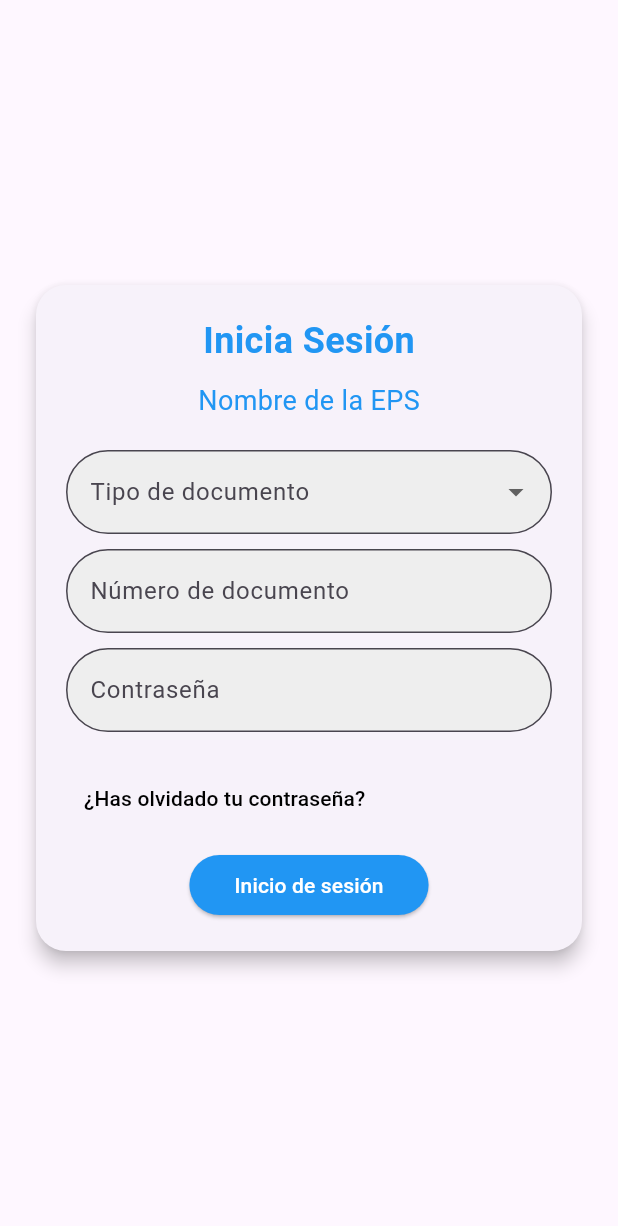
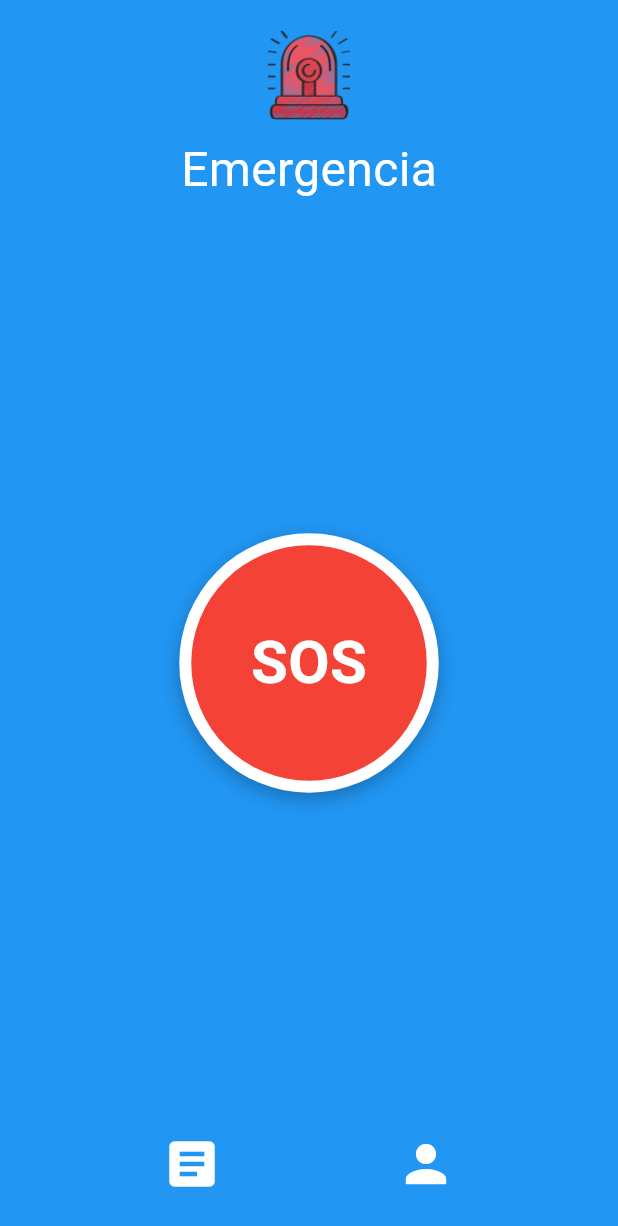
Before and after one commit to emily-machuca-pink/app-mobile-project-grade, a Flutter app: the LoginCard widget shown alone on an empty page, opened directly, after a tap on "Inicio de sesión", on a phone screen of 412 x 824 dp. Shown: the top 1226 px of the screen. Run offline on Flutter 3.47's test engine with Material 3 defaults, Android fonts, the phone set to English and light mode, and no system bars; our stand-ins replace google_fonts; Roboto replaces fonts that are missing (Pattaya).

Commit message:
feat/emergency-button: Add the emergency button

```diff
--- /dev/null
+++ b/mobile_dev/lib/src/components/emergency_button/emergency_button.dart
@@ -0,0 +1,97 @@
+import 'package:flutter/material.dart';
+import 'package:google_fonts/google_fonts.dart';
+
+class EmergencyButton extends StatelessWidget {
+  const EmergencyButton({super.key});
+
+  @override
+  Widget build(BuildContext context) {
+    return Scaffold(
+      backgroundColor: Colors.blue,
+      body: SafeArea(
+        child: Column(
+          mainAxisAlignment: MainAxisAlignment.spaceBetween,
+          children: [
+            Column(
+              children: [
+                const SizedBox(height: 20),
+                Image.asset(
+                  'assets/sirena.png',
+                  width: 60,
+                  height: 60,
+                ),
+                const SizedBox(height: 10),
+                Text(
+                  'Emergencia',
+                  style: GoogleFonts.pattaya(
+                    fontSize: 32,
+                    fontWeight: FontWeight.normal,
+                    color: Colors.white,
+                  ),
+                ),
+              ],
+            ),
+            Center(
+              child: Container(
+                decoration: const BoxDecoration(
+                  shape: BoxShape.circle,
+                  color: Colors.white,
+                  boxShadow: [
+                    BoxShadow(
+                      color: Colors.black26,
+                      blurRadius: 10,
+                      offset: Offset(0, 4),
+                    ),
+                  ],
+                ),
+                padding: const EdgeInsets.all(8),
+                child: GestureDetector(
+                  onTap: () {
+                    print('Botón de emergencia presionado');
+                  },
+                  child: Container(
+                    decoration: const BoxDecoration(
+                      shape: BoxShape.circle,
+                      color: Colors.red,
+                    ),
+                    padding: const EdgeInsets.all(50),
+                    child: const Center(
+                      child: Text(
+                        'SOS',
+                        style: TextStyle(
+                          color: Colors.white,
+                          fontSize: 40,
+                          fontWeight: FontWeight.bold,
+                        ),
+                      ),
+                    ),
+                  ),
+                ),
+              ),
+            ),
+            Padding(
+              padding: const EdgeInsets.only(bottom: 20.0),
+              child: Row(
+                mainAxisAlignment: MainAxisAlignment.spaceEvenly,
+                children: [
+                  IconButton(
+                    icon: const Icon(Icons.article),
+                    color: Colors.white,
+                    iconSize: 40,
+                    onPressed: () {},
+                  ),
+                  IconButton(
+                    icon: const Icon(Icons.person),
+                    color: Colors.white,
+                    iconSize: 40,
+                    onPressed: () {},
+                  ),
+                ],
+              ),
+            ),
+          ],
+        ),
+      ),
+    );
+  }
+}
--- a/mobile_dev/lib/src/components/loginCard/login_card.dart
+++ b/mobile_dev/lib/src/components/loginCard/login_card.dart
@@ -3,6 +3,7 @@
 //
 
 import 'package:flutter/material.dart';
+import 'package:mobile_dev/src/components/emergency_button/emergency_button.dart';
 
 class LoginCard extends StatelessWidget {
   const LoginCard({super.key});
@@ -32,7 +33,7 @@ class LoginCard extends StatelessWidget {
                 ),
                 const SizedBox(height: 10),
                 const Text(
-                  'Nombre de la EPS',
+                  'X EPS',
                   style: TextStyle(
                     fontSize: 18,
                     color: Colors.blue,
@@ -57,7 +58,13 @@ class LoginCard extends StatelessWidget {
                 ),
                 const SizedBox(height: 10),
                 ElevatedButton(
-                  onPressed: () {},
+                  onPressed: () {
+                    Navigator.push(
+                      context,
+                      MaterialPageRoute(
+                          builder: (context) => EmergencyButton()),
+                    );
+                  },
                   style: ElevatedButton.styleFrom(
                     backgroundColor: Colors.blue,
                     padding: const EdgeInsets.symmetric(
--- a/mobile_dev/pubspec.yaml
+++ b/mobile_dev/pubspec.yaml
@@ -12,6 +12,7 @@ dependencies:
     sdk: flutter
 
   cupertino_icons: ^1.0.8
+  google_fonts: ^5.0.0
 
 dev_dependencies:
   flutter_test:
@@ -23,3 +24,4 @@ flutter:
   uses-material-design: true
   assets:
     - assets/health-insurance.png
+    - assets/sirena.png
```
Also changed, not shown: mobile_dev/assets/emergency_sos.png (added), mobile_dev/assets/sirena.png (added), mobile_dev/pubspec.lock, 2 other files.
